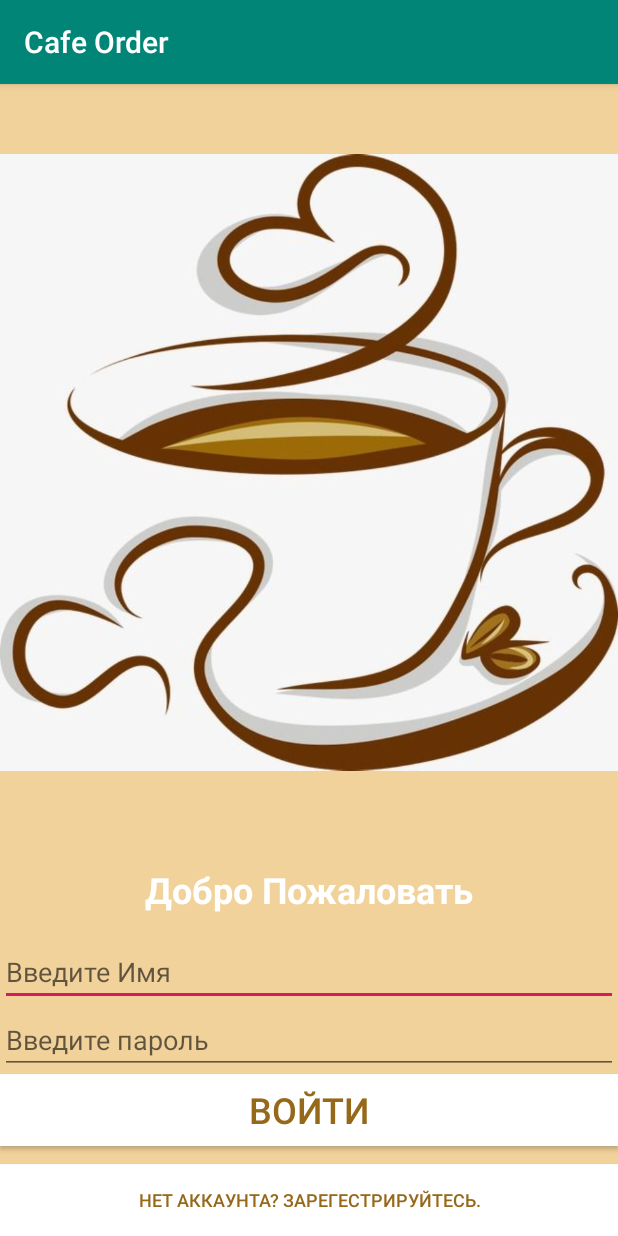
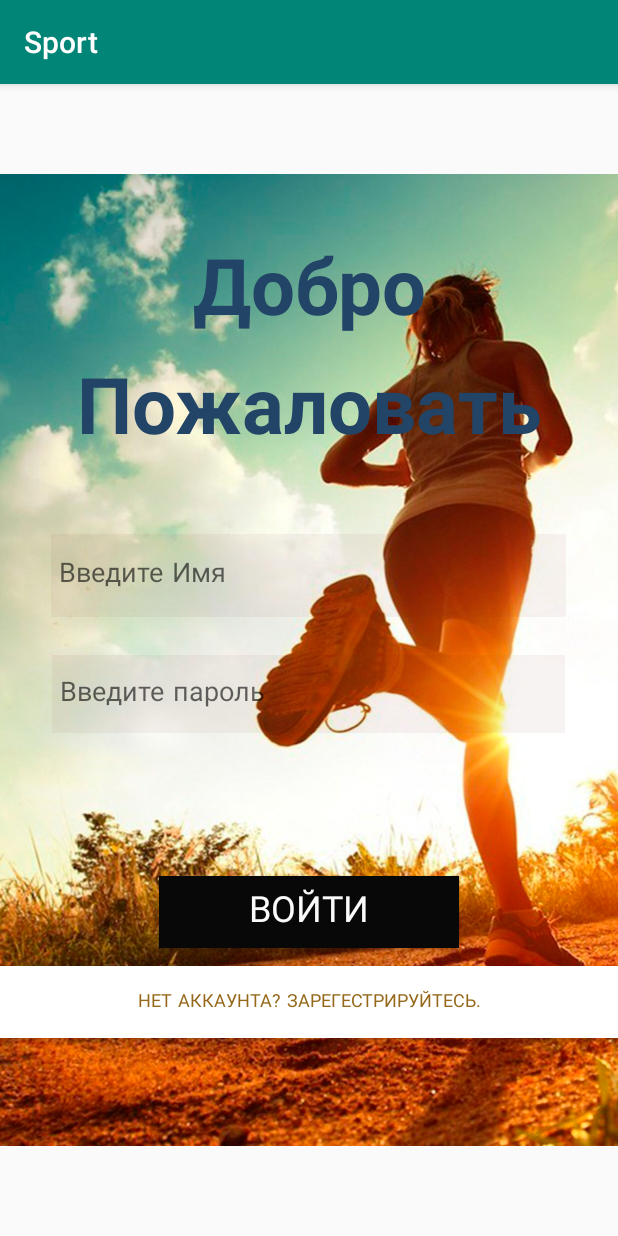
Before and after one commit to johnrocksh/androidABC, an Android app: the screen it shows after launch (MainActivity), on a phone screen of 412 x 824 dp. Run offline under Robolectric (Android 15) with nearby library versions, the phone set to English and light mode, and no system bars.

Commit message:
поставил дизайн на первую страничку

```diff
--- a/CafeOrder/app/src/main/java/com/example/cafeorder/MainActivity.java
+++ b/CafeOrder/app/src/main/java/com/example/cafeorder/MainActivity.java
@@ -12,6 +12,7 @@ import android.os.Bundle;
 import android.provider.Settings;
 import android.util.Log;
 import android.view.View;
+import android.view.Window;
 import android.widget.TextView;
 import android.widget.Toast;
 
@@ -41,7 +42,7 @@ public class MainActivity extends AppCompatActivity {
 
     private static Context mContext;//to calling intent from doIn Background
     static private HashMap<String, String> postDataParams;
-    static private AlertDialog.Builder responseAlert;
+   // static private AlertDialog.Builder responseAlert;
     static boolean isResponseSuccess;
     static CharSequence errorLogin;
     static int duration;
@@ -55,6 +56,7 @@ public class MainActivity extends AppCompatActivity {
     protected void onCreate(Bundle savedInstanceState) {
         super.onCreate(savedInstanceState);
         setContentView(R.layout.activity_main);
+        //Remove title bar
 
         errorLogin = "";
         duration = Toast.LENGTH_SHORT;
@@ -63,10 +65,9 @@ public class MainActivity extends AppCompatActivity {
         textViewPassword = findViewById(R.id.editTextPassword);
         textViewPassword.setText("");
         loginToServer = new LoginToServer();
-        responseAlert = new AlertDialog.Builder(this);
+      //  responseAlert = new AlertDialog.Builder(this);
         mContext = this;
     }
-
 
 
     public void onClickLogin(View view) {
@@ -82,12 +83,12 @@ public class MainActivity extends AppCompatActivity {
         postDataParams = new HashMap<String, String>();
         postDataParams.put("nickname", textViewName.toString());
         postDataParams.put("password", textViewPassword.toString());
-        String name =textViewName.getText().toString();
-        if(name.equals("")){
+        String name = textViewName.getText().toString();
+        if (name.equals("")) {
 
             Toast toast = Toast.makeText(this, "Пожалуйста заполните все поля", duration);
             toast.show();
-         return;
+            return;
         }
         /*destruct  loginAndRegistration an construct now*/
         if (loginToServer != null) {
@@ -133,7 +134,6 @@ public class MainActivity extends AppCompatActivity {
         }
         return isInternetConnection;
     }
-
 
 
     static public class LoginToServer extends AsyncTask<String, Void, String> {
--- a/CafeOrder/app/src/main/java/com/example/cafeorder/Registration.java
+++ b/CafeOrder/app/src/main/java/com/example/cafeorder/Registration.java
@@ -107,6 +107,8 @@ public class Registration extends AppCompatActivity {
     return true;
 
     }
+
+
     public static boolean emailValidation(String email)
     {
         String emailRegex = "^[a-zA-Z0-9_+&*-]+(?:\\."+
@@ -156,22 +158,27 @@ public class Registration extends AppCompatActivity {
             return;
         }
 
-        /*password validation*/
-        boolean validPass= passwordValidation(textViewPassword.getText().toString());
-        if(!validPass) return;
-
         /*name validation*/
         if(textViewName.getText().toString().length()==0){
             showMewssage("Введите имя!");
             return;
         }
 
-        /*email validation*/
+
+
+
+
         if (!emailValidation(textViewEmail.getText().toString())){
 
             showMewssage("Не верный формат e-mail адреса");
             return;
         }
+        /*password validation*/
+        boolean validPass= passwordValidation(textViewPassword.getText().toString());
+        if(!validPass) return;
+
+
+
         postDataParams = new HashMap<String, String>();
 
           postDataParams.put("nickname", textViewName.getText().toString());
--- a/CafeOrder/app/src/main/res/layout/activity_main.xml
+++ b/CafeOrder/app/src/main/res/layout/activity_main.xml
@@ -1,79 +1,110 @@
 <?xml version="1.0" encoding="utf-8"?>
 
-
-<LinearLayout xmlns:android="http://schemas.android.com/apk/res/android"
+<FrameLayout xmlns:android="http://schemas.android.com/apk/res/android"
     xmlns:app="http://schemas.android.com/apk/res-auto"
     xmlns:tools="http://schemas.android.com/tools"
+    android:layout_width="fill_parent"
+    android:layout_height="fill_parent"
+    android:orientation="vertical" >
+
+    <ImageView
+        android:layout_width="wrap_content"
+        android:layout_height="wrap_content"
+        android:layout_gravity="top"
+        android:contentDescription="@string/text_view_content_description"
+        android:src="@drawable/main_background_runner" />
+
+    <LinearLayout
 
         android:layout_width="match_parent"
         android:layout_height="match_parent"
+        android:background="#00F2D29B"
         android:orientation="vertical"
-    android:background="@color/lightBrown"
 
         >
 
 
-    <ImageView
-        android:id="@+id/imageView"
+        <TextView
             android:layout_width="match_parent"
-        android:layout_height="0dp"
-        android:layout_weight="1"
-        android:contentDescription="@string/text_view_content_description"
-        app:srcCompat="@drawable/cofee6" />
+            android:layout_height="wrap_content"
+            android:layout_marginTop="100dp"
+            android:fontFamily="casual"
+            android:text="@string/text_view_hello"
+            android:textAlignment="center"
+            android:textColor="#224466"
+            android:textSize="52sp"
+            android:textStyle="bold" />
 
         <TextView
-        android:id="@+id/textView"
+            android:id="@+id/textView_pojalovatio"
             android:layout_width="match_parent"
-        android:textSize="24sp"
-        android:textColor="@color/white"
+            android:layout_height="wrap_content"
+            android:layout_marginBottom="16dp"
+            android:fontFamily="casual"
+            android:text="@string/text_view_hello2"
             android:textAlignment="center"
-        android:layout_marginBottom="16dp"
-        android:layout_marginTop="16dp"
-        android:textStyle="bold"
-        android:layout_height="wrap_content"
-        android:text="@string/text_view_hello" />
+            android:textColor="#224466"
+            android:textSize="52sp"
+
+            android:textStyle="bold" />
 
         <EditText
             android:id="@+id/editTextName"
-        android:layout_width="match_parent"
+            android:layout_width="343dp"
+            android:layout_height="55dp"
+            android:layout_gravity="center_horizontal"
+            android:layout_marginTop="25dp"
+            android:background="#0D7C2424"
+            android:ems="10"
+            android:paddingLeft="5dp"
+            android:fontFamily="casual"
+            android:hint="@string/text_edit_name"
             android:importantForAutofill="no"
-        android:layout_height="wrap_content"
-        android:ems="10"
             android:inputType="textPersonName"
-        android:textColor="@color/white"
-        android:hint="@string/text_edit_name" />
+            android:textColor="@color/white" />
 
         <EditText
             android:id="@+id/editTextPassword"
-        android:layout_width="match_parent"
+            android:layout_width="342dp"
+            android:layout_height="52dp"
+            android:layout_gravity="center_horizontal"
+            android:layout_marginTop="25dp"
+           android:paddingLeft="5dp"
+            android:background="#0D7C2424"
+            android:ems="10"
+            android:fontFamily="casual"
+            android:hint="@string/edit_text_password"
             android:importantForAutofill="no"
-        android:layout_height="wrap_content"
-        android:ems="10"
-        android:textColor="@color/white"
-        android:hint="@string/edit_text_password"
-        android:inputType="textPassword" />
+            android:inputType="textPassword"
+            android:textColor="@color/white" />
 
         <Button
-        android:id="@+id/buttonLogin"
-        android:background="@color/white"
-        android:textColor="@color/darkBrown"
-        android:layout_width="match_parent"
+            android:id="@+id/layout"
+            android:layout_width="200dp"
             android:layout_height="wrap_content"
-        android:textSize="24sp"
+            android:layout_gravity="center_horizontal"
+            android:layout_marginTop="95dp"
+            android:background="#090808"
+            android:fontFamily="casual"
             android:onClick="onClickLogin"
             android:text="@string/button_login"
-        />
+            android:textColor="#FCFBFB"
+            android:textSize="24sp" />
 
         <Button
             android:id="@+id/buttonRegistration1"
-        android:background="@color/white"
-        android:textColor="@color/darkBrown"
             android:layout_width="match_parent"
             android:layout_height="wrap_content"
             android:layout_marginTop="12dp"
-        android:textSize="12sp"
+            android:background="@color/white"
+            android:fontFamily="casual"
             android:onClick="onClickRegistration"
             android:text="@string/button_registration"
+            android:textColor="@color/darkBrown"
 
-        />
+            android:textSize="12sp" />
+
+
     </LinearLayout>
+
+</FrameLayout>
--- a/CafeOrder/app/src/main/res/values/strings.xml
+++ b/CafeOrder/app/src/main/res/values/strings.xml
@@ -1,6 +1,7 @@
 <resources>
-    <string name="app_name">Cafe Order</string>
-    <string name="text_view_hello">Добро Пожаловать</string>
+    <string name="app_name">Sport</string>
+    <string name="text_view_hello">Добро</string>
+    <string name="text_view_hello2">Пожаловать</string>
     <string name="text_edit_name">Введите Имя</string>
     <string name="button_login">Войти</string>
     <string name="text_view_content_description">Картинка Кофе</string>
```
Also changed, not shown: CafeOrder/app/src/main/AndroidManifest.xml (+9 -2 lines), CafeOrder/app/src/main/res/drawable/main_background_runner.jpg (added). Lines whose indentation alone changed are shown as unchanged.
